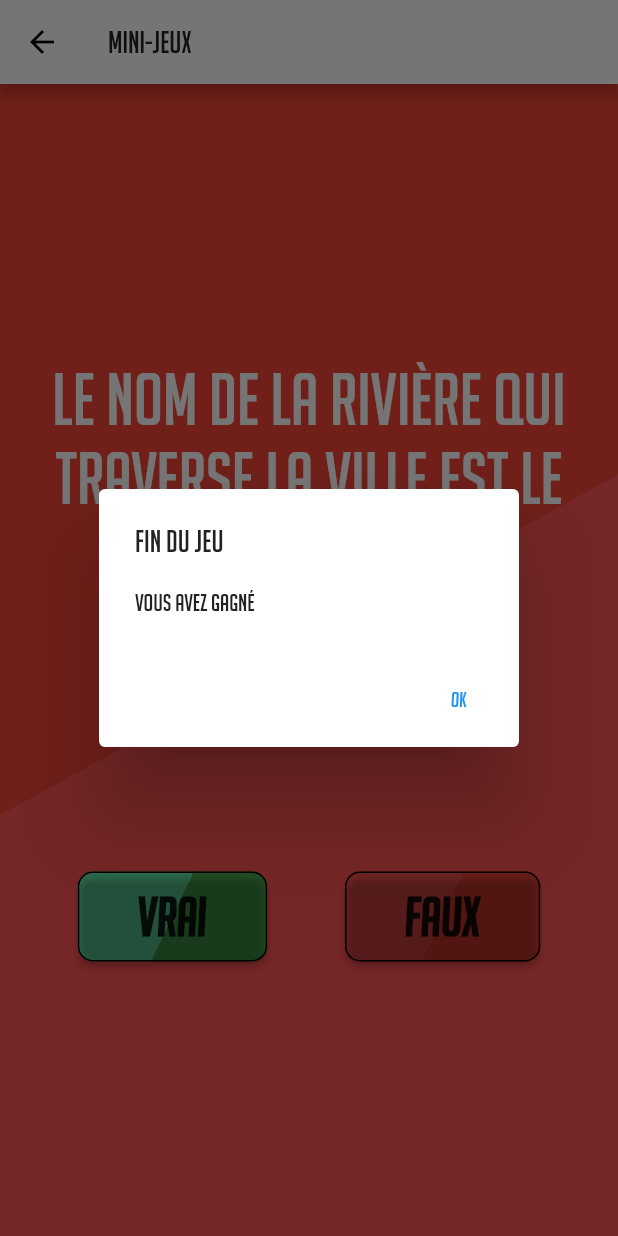
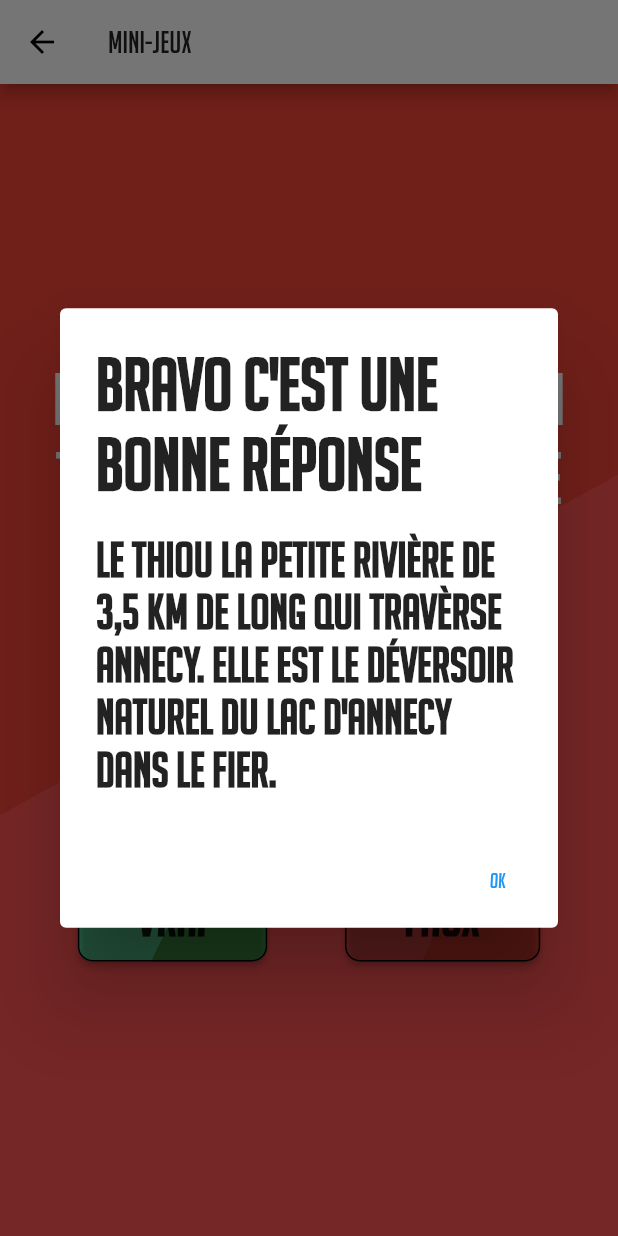
Before and after one commit to AnnecyGo/annecygo, a Flutter app: the TrueFalsePage screen opened directly, after a tap on "VRAI", on a phone screen of 412 x 824 dp. Run offline on Flutter 3.47's test engine with Material 2 defaults, Android fonts, the phone set to English and light mode, and no system bars; our stand-ins replace flutter_map, latlong, qr_flutter; missing offline and left inert: barcode_scan_fix, map_controller.

Commit message:
Mini Jeu update

```diff
--- a/lib/Games/ChoicesPage.dart
+++ b/lib/Games/ChoicesPage.dart
@@ -249,4 +249,6 @@ class _ChoicePageState extends State<ChoicePage> {
     }
   }
 
+
+
 }
--- a/lib/Games/TrueFalsePage.dart
+++ b/lib/Games/TrueFalsePage.dart
@@ -10,9 +10,11 @@ class TrueFalsePage extends StatefulWidget {
 class Question{
   var question;
   var answer;
-  Question(String uneQuestion,bool uneAnswer){
+  var comment;
+  Question(String uneQuestion,bool uneAnswer,String unComment){
     question = uneQuestion;
     answer = uneAnswer;
+    comment = unComment;
   }
 }
 
@@ -24,10 +26,10 @@ class _TrueFalsePageState extends State<TrueFalsePage> {
   Widget build(BuildContext context) {
 
 
-    Question question1 = new Question("le Ciel est bleu à Annecy", true);
-    Question question2= new Question("le nom de la rivière qui traverse la ville est le Thiou ?", true);
-    Question question3 = new Question("l'arquebuse est l'alcool local d'Annecy ?", false);
-    Question question4 = new Question("au dernier recensement le nombre d'habitants d'Annecy est 52 000 habitants ?", true);
+    Question question1 = new Question("le Ciel est bleu à Annecy", true,"Lève les yeux");
+    Question question2= new Question("le nom de la rivière qui traverse la ville est le Thiou ?", true,"Le Thiou la petite rivière de 3,5 km de long qui travèrse Annecy. Elle est le déversoir naturel du lac d'Annecy dans le Fier.");
+    Question question3 = new Question("l'arquebuse est l'alcool local d'Annecy ?", false,"C'est le génépi l’un des emblèmes de la Haute-Savoie, Plante rare qu’il est exclusivement possible de trouver en haute montagne (entre 2500 à 3200 mètres d’altitude)");
+    Question question4 = new Question("au dernier recensement le nombre d'habitants d'Annecy est 52 000 habitants ?", true,"La population légale 2018 pour Annecy était de 131 481 habitants");
 
 
     questions.add(question1);
@@ -164,17 +166,17 @@ class _TrueFalsePageState extends State<TrueFalsePage> {
     );
   }
 
-  Future<void> alertResult(String result) async {
+  Future<void> alertResult(String title,String comment) async {
     return showDialog<void>(
       context: context,
       barrierDismissible: false, // user must tap button!
       builder: (BuildContext context) {
         return AlertDialog(
-          title: Text('Fin du jeu'),
+          title: Text(title,style: TextStyle(fontWeight: FontWeight.bold,fontSize: 48)),
           content: SingleChildScrollView(
             child: ListBody(
               children: <Widget>[
-                Text(result),
+                Text(comment,style: TextStyle(fontWeight: FontWeight.bold,fontSize: 32),)
               ],
             ),
           ),
@@ -183,6 +185,7 @@ class _TrueFalsePageState extends State<TrueFalsePage> {
               child: Text('Ok'),
               onPressed: () {
                 Navigator.of(context).pop();
+                Navigator.pop(context);
               },
             ),
           ],
@@ -193,11 +196,11 @@ class _TrueFalsePageState extends State<TrueFalsePage> {
 
   void answerValidation(bool userAnswer){
     if(currentQuestion.answer == userAnswer){
-      alertResult("Vous avez gagné");
+      alertResult("Bravo c'est une bonne réponse",currentQuestion.comment);
     } else {
-      alertResult("C'est perdu");
+      alertResult("C'est perdu dommage",currentQuestion.comment);
+    }
 
-    }
   }
 
 }
```
